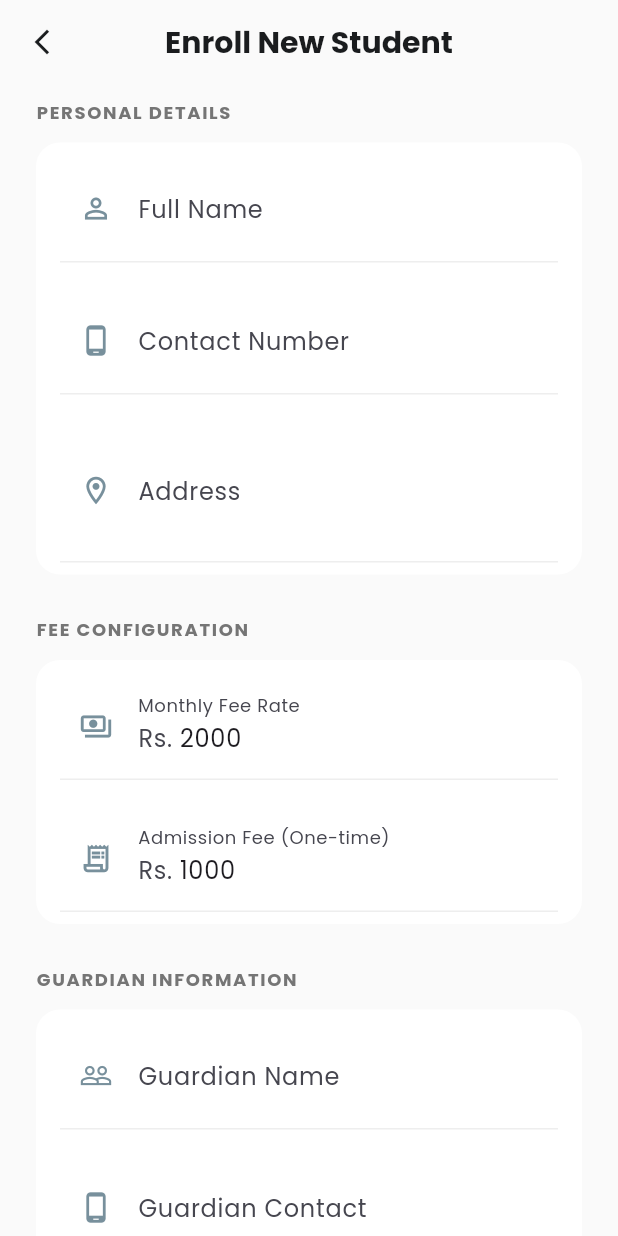
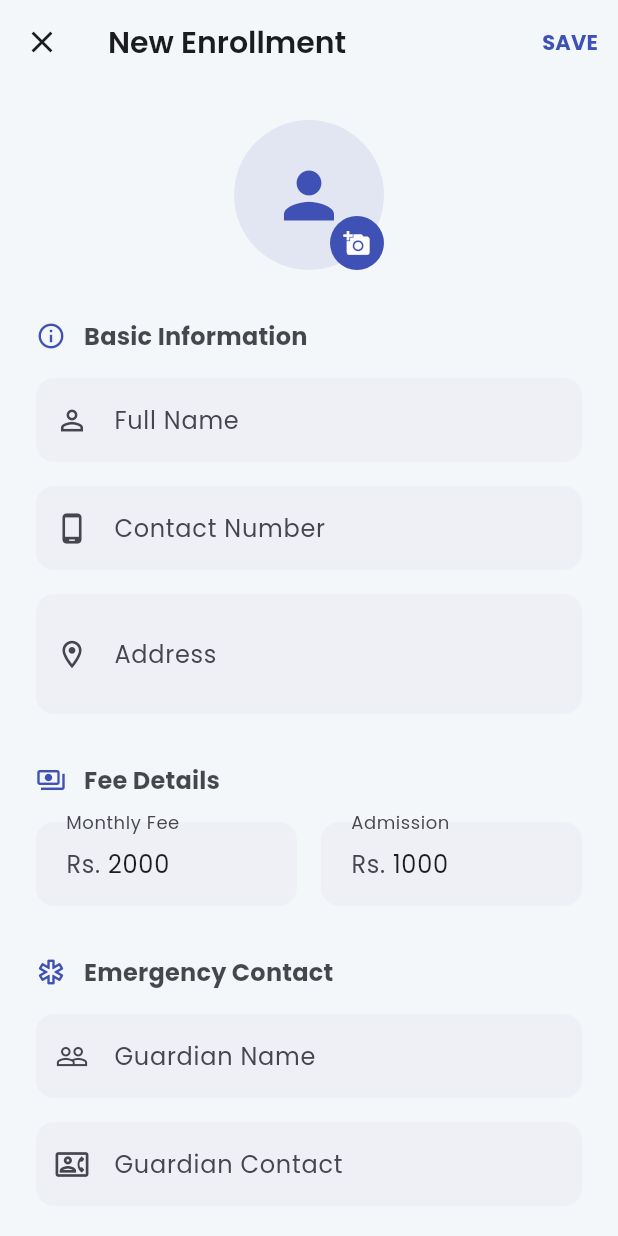
Before and after one commit to Sarmad24x/Mehr-Study-Point, a Flutter app: the AddStudentScreen screen opened directly, on a phone screen of 412 x 824 dp. Run offline on Flutter 3.47's test engine with Material 3 defaults, Android fonts, the phone set to English and light mode, and no system bars; our stand-ins replace cloud_firestore, csv, equatable, firebase_auth, firebase_core, fl_chart and 5 more; accounts and stored records are empty.

Commit message:
Update add_student_screen.dart

```diff
--- a/mehr_study_point/lib/screens/students/add_student_screen.dart
+++ b/mehr_study_point/lib/screens/students/add_student_screen.dart
@@ -71,7 +71,6 @@ class _AddStudentScreenState extends ConsumerState<AddStudentScreen> {
 
     setState(() => _isLoading = true);
 
-    // Store references to Navigator and ScaffoldMessenger before async gaps
     final navigator = Navigator.of(context);
     final scaffoldMessenger = ScaffoldMessenger.of(context);
 
@@ -100,10 +99,8 @@ class _AddStudentScreenState extends ConsumerState<AddStudentScreen> {
           oldValues: widget.student!.toMap(),
         );
       } else {
-        // First add the student (which also updates the seat)
         await ref.read(studentServiceProvider).addStudent(updatedStudent, currentUser);
 
-        // Use Future.wait to run fee additions in parallel for speed
         final admissionFeeAmount = double.tryParse(_admissionFeeController.text) ?? 1000.0;
         await Future.wait([
           ref.read(feeServiceProvider).addFee(FeeModel(
@@ -129,13 +126,16 @@ class _AddStudentScreenState extends ConsumerState<AddStudentScreen> {
 
       navigator.pop();
       scaffoldMessenger.showSnackBar(
-        SnackBar(content: Text(isEditing ? 'Student updated successfully' : 'Student enrolled successfully')),
+        SnackBar(
+          content: Text(isEditing ? 'Student updated successfully' : 'Student enrolled successfully'),
+          behavior: SnackBarBehavior.floating,
+        ),
       );
     } catch (e) {
       if (mounted) {
         setState(() => _isLoading = false);
         scaffoldMessenger.showSnackBar(
-          SnackBar(content: Text('Error: $e')),
+          SnackBar(content: Text('Error: $e'), behavior: SnackBarBehavior.floating),
         );
       }
     }
@@ -143,7 +143,6 @@ class _AddStudentScreenState extends ConsumerState<AddStudentScreen> {
 
   @override
   Widget build(BuildContext context) {
-    // Listen for changes in the seat provider to prevent state mismatch
     ref.listen<AsyncValue<List<SeatModel>>>(seatsStreamProvider, (_, next) {
       final seats = next.value ?? [];
       final availableSeatIds = seats.where((s) => s.status == SeatStatus.available).map((s) => s.id).toSet();
@@ -159,14 +158,11 @@ class _AddStudentScreenState extends ConsumerState<AddStudentScreen> {
     final isEditing = widget.student != null;
     final seatsAsync = ref.watch(seatsStreamProvider);
 
-    // Get and sort available seats
     final List<SeatModel> availableSeats = (seatsAsync.value ?? [])
         .where((s) => s.status == SeatStatus.available)
         .toList();
 
-    // Sort seats by seat number ascending
     availableSeats.sort((a, b) {
-      // Try parsing to int for proper numerical sorting (e.g., 2 comes before 10)
       final aNum = int.tryParse(a.seatNumber);
       final bNum = int.tryParse(b.seatNumber);
       if (aNum != null && bNum != null) {
@@ -175,105 +171,155 @@ class _AddStudentScreenState extends ConsumerState<AddStudentScreen> {
       return a.seatNumber.compareTo(b.seatNumber);
     });
 
+    final theme = Theme.of(context);
+    final colorScheme = theme.colorScheme;
+
     return Scaffold(
-      backgroundColor: Theme.of(context).brightness == Brightness.light ? Colors.grey[50] : null,
       appBar: AppBar(
         leading: IconButton(
-          icon: const Icon(Icons.arrow_back_ios_new, size: 20),
+          icon: const Icon(Icons.close),
           onPressed: () => Navigator.of(context).pop(),
         ),
-        title: Text(isEditing ? 'Edit Student' : 'Enroll New Student',
-          style: const TextStyle(fontWeight: FontWeight.bold)),
-        centerTitle: true,
-        elevation: 0,
-        backgroundColor: Colors.transparent,
+        title: Text(isEditing ? 'Edit Profile' : 'New Enrollment'),
+        actions: [
+          if (!_isLoading)
+            TextButton(
+              onPressed: _saveStudent,
+              child: Text(
+                'SAVE',
+                style: TextStyle(
+                  color: colorScheme.primary,
+                  fontWeight: FontWeight.bold,
+                ),
+              ),
+            ),
+        ],
       ),
       body: _isLoading
         ? const Center(child: CircularProgressIndicator())
         : SingleChildScrollView(
-            padding: const EdgeInsets.symmetric(horizontal: 20, vertical: 10),
+            padding: const EdgeInsets.all(24),
             child: Form(
               key: _formKey,
               child: Column(
-                crossAxisAlignment: CrossAxisAlignment.stretch,
+                crossAxisAlignment: CrossAxisAlignment.start,
                 children: [
-                  _buildSectionTitle('PERSONAL DETAILS'),
-                  _buildCard([
+                  Center(
+                    child: Stack(
+                      children: [
+                        CircleAvatar(
+                          radius: 50,
+                          backgroundColor: colorScheme.primary.withOpacity(0.1),
+                          child: Icon(Icons.person, size: 50, color: colorScheme.primary),
+                        ),
+                        if (!isEditing)
+                          Positioned(
+                            bottom: 0,
+                            right: 0,
+                            child: CircleAvatar(
+                              radius: 18,
+                              backgroundColor: colorScheme.primary,
+                              child: const Icon(Icons.add_a_photo, size: 18, color: Colors.white),
+                            ),
+                          ),
+                      ],
+                    ),
+                  ),
+                  const SizedBox(height: 32),
+
+                  _buildSectionTitle(context, 'Basic Information', Icons.info_outline),
                   _buildTextField(
+                    context: context,
                     controller: _nameController,
                     label: 'Full Name',
+                    hint: 'Enter student\'s full name',
                     icon: Icons.person_outline,
-                      validator: (v) => v?.isEmpty ?? true ? 'Required' : null,
+                    validator: (v) => v?.isEmpty ?? true ? 'Name is required' : null,
                   ),
+                  const SizedBox(height: 16),
                   _buildTextField(
+                    context: context,
                     controller: _contactController,
                     label: 'Contact Number',
+                    hint: '03xx xxxxxxx',
                     icon: Icons.phone_android_outlined,
                     keyboardType: TextInputType.phone,
-                      validator: (v) => v?.isEmpty ?? true ? 'Required' : null,
+                    validator: (v) => v?.isEmpty ?? true ? 'Contact is required' : null,
                   ),
+                  const SizedBox(height: 16),
                   _buildTextField(
+                    context: context,
                     controller: _addressController,
                     label: 'Address',
+                    hint: 'Current living address',
                     icon: Icons.location_on_outlined,
                     maxLines: 2,
-                      validator: (v) => v?.isEmpty ?? true ? 'Required' : null,
+                    validator: (v) => v?.isEmpty ?? true ? 'Address is required' : null,
                   ),
-                  ]),
 
-                  const SizedBox(height: 24),
-                  _buildSectionTitle('FEE CONFIGURATION'),
-                  _buildCard([
-                    _buildTextField(
+                  const SizedBox(height: 32),
+                  _buildSectionTitle(context, 'Fee Details', Icons.payments_outlined),
+                  Row(
+                    children: [
+                      Expanded(
+                        child: _buildTextField(
+                          context: context,
                           controller: _monthlyFeeController,
-                      label: 'Monthly Fee Rate',
-                      icon: Icons.payments_outlined,
+                          label: 'Monthly Fee',
                           prefixText: 'Rs. ',
                           keyboardType: TextInputType.number,
                           validator: (v) => v?.isEmpty ?? true ? 'Required' : null,
                         ),
-                    if (!isEditing)
-                      _buildTextField(
+                      ),
+                      if (!isEditing) ...[
+                        const SizedBox(width: 16),
+                        Expanded(
+                          child: _buildTextField(
+                            context: context,
                             controller: _admissionFeeController,
-                        label: 'Admission Fee (One-time)',
-                        icon: Icons.receipt_long_outlined,
+                            label: 'Admission',
                             prefixText: 'Rs. ',
                             keyboardType: TextInputType.number,
                           ),
-                  ]),
+                        ),
+                      ],
+                    ],
+                  ),
 
-                  const SizedBox(height: 24),
-                  _buildSectionTitle('GUARDIAN INFORMATION'),
-                  _buildCard([
+                  const SizedBox(height: 32),
+                  _buildSectionTitle(context, 'Emergency Contact', Icons.emergency_outlined),
                   _buildTextField(
+                    context: context,
                     controller: _guardianNameController,
                     label: 'Guardian Name',
+                    hint: 'Father / Guardian name',
                     icon: Icons.people_outline,
                   ),
+                  const SizedBox(height: 16),
                   _buildTextField(
+                    context: context,
                     controller: _guardianContactController,
                     label: 'Guardian Contact',
-                      icon: Icons.phone_android_outlined,
+                    hint: 'Emergency phone number',
+                    icon: Icons.contact_phone_outlined,
                     keyboardType: TextInputType.phone,
                   ),
-                  ]),
 
-                  const SizedBox(height: 24),
-                  _buildSectionTitle('SEAT ASSIGNMENT'),
+                  const SizedBox(height: 32),
+                  _buildSectionTitle(context, 'Seat Assignment', Icons.event_seat_outlined),
                   if (!isEditing)
-                    _buildCard([
-                      Padding(
-                        padding: const EdgeInsets.all(16.0),
-                        child: DropdownButtonFormField<SeatModel>(
+                    DropdownButtonFormField<SeatModel>(
                       decoration: InputDecoration(
-                            labelText: 'Select an available seat',
-                            prefixIcon: const Icon(Icons.event_seat_outlined, color: Colors.blue),
-                            border: OutlineInputBorder(borderRadius: BorderRadius.circular(12)),
-                            enabledBorder: OutlineInputBorder(
+                        filled: true,
+                        fillColor: colorScheme.surfaceVariant.withOpacity(0.3),
+                        border: OutlineInputBorder(
                           borderRadius: BorderRadius.circular(12),
-                              borderSide: BorderSide(color: Colors.grey.shade300),
+                          borderSide: BorderSide.none,
                         ),
+                        contentPadding: const EdgeInsets.symmetric(horizontal: 16, vertical: 16),
+                        prefixIcon: const Icon(Icons.chair_alt_outlined),
                       ),
+                      hint: const Text('Choose a seat'),
                       value: _selectedSeat,
                       items: availableSeats.map((seat) {
                         return DropdownMenuItem(
@@ -282,40 +328,56 @@ class _AddStudentScreenState extends ConsumerState<AddStudentScreen> {
                         );
                       }).toList(),
                       onChanged: (value) => setState(() => _selectedSeat = value),
-                          validator: (value) => value == null ? 'Required' : null,
+                      validator: (value) => value == null ? 'Please select a seat' : null,
+                    )
+                  else
+                    Container(
+                      padding: const EdgeInsets.all(16),
+                      decoration: BoxDecoration(
+                        color: colorScheme.primaryContainer.withOpacity(0.3),
+                        borderRadius: BorderRadius.circular(12),
+                        border: Border.all(color: colorScheme.primary.withOpacity(0.2)),
+                      ),
+                      child: Row(
+                        children: [
+                          Icon(Icons.event_seat, color: colorScheme.primary),
+                          const SizedBox(width: 16),
+                          Column(
+                            crossAxisAlignment: CrossAxisAlignment.start,
+                            children: [
+                              Text(
+                                'Currently Assigned',
+                                style: theme.textTheme.labelSmall?.copyWith(color: colorScheme.primary),
+                              ),
+                              Text(
+                                'Seat Number: ${widget.student?.assignedSeatNumber ?? 'None'}',
+                                style: theme.textTheme.titleMedium?.copyWith(fontWeight: FontWeight.bold),
+                              ),
+                            ],
+                          ),
+                        ],
                       ),
                     ),
-                    ])
-                  else
-                    _buildCard([
-                      ListTile(
-                        leading: Container(
-                          padding: const EdgeInsets.all(8),
-                          decoration: BoxDecoration(color: Colors.blue.shade50, borderRadius: BorderRadius.circular(8)),
-                          child: const Icon(Icons.event_seat, color: Colors.blue),
-                        ),
-                        title: const Text('Currently Occupying', style: TextStyle(fontWeight: FontWeight.w600)),
-                        subtitle: Text('Seat Number: ${widget.student?.assignedSeatNumber ?? 'None'}'),
-                      ),
-                    ]),
 
-                  const SizedBox(height: 40),
+                  const SizedBox(height: 48),
                   SizedBox(
+                    width: double.infinity,
                     height: 56,
                     child: ElevatedButton(
                       onPressed: _isLoading ? null : _saveStudent,
                       style: ElevatedButton.styleFrom(
-                        backgroundColor: Colors.blue.shade700,
-                        shape: RoundedRectangleBorder(borderRadius: BorderRadius.circular(12)),
+                        backgroundColor: colorScheme.primary,
+                        foregroundColor: colorScheme.onPrimary,
                         elevation: 0,
+                        shape: RoundedRectangleBorder(borderRadius: BorderRadius.circular(16)),
                       ),
                       child: Text(
-                        isEditing ? 'UPDATE STUDENT DETAILS' : 'ENROLL NEW STUDENT',
-                        style: const TextStyle(fontWeight: FontWeight.bold, letterSpacing: 1.1, color: Colors.white),
+                        isEditing ? 'UPDATE PROFILE' : 'ENROLL STUDENT',
+                        style: const TextStyle(fontWeight: FontWeight.bold, fontSize: 16),
                       ),
                     ),
                   ),
-                  const SizedBox(height: 40),
+                  const SizedBox(height: 24),
                 ],
               ),
             ),
@@ -323,49 +385,68 @@ class _AddStudentScreenState extends ConsumerState<AddStudentScreen> {
     );
   }
 
-  Widget _buildSectionTitle(String title) {
+  Widget _buildSectionTitle(BuildContext context, String title, IconData icon) {
+    final colorScheme = Theme.of(context).colorScheme;
     return Padding(
-      padding: const EdgeInsets.only(left: 4, bottom: 8),
-      child: Text(
+      padding: const EdgeInsets.only(bottom: 16),
+      child: Row(
+        children: [
+          Icon(icon, size: 20, color: colorScheme.primary),
+          const SizedBox(width: 12),
+          Text(
             title,
-        style: TextStyle(fontSize: 12, fontWeight: FontWeight.bold, color: Colors.grey.shade600, letterSpacing: 1.1),
+            style: Theme.of(context).textTheme.titleMedium?.copyWith(
+              fontWeight: FontWeight.bold,
+              color: colorScheme.onSurface.withOpacity(0.8),
+            ),
+          ),
+        ],
       ),
     );
   }
 
-  Widget _buildCard(List<Widget> children) {
-    return Card(
-      elevation: 0,
-      shape: RoundedRectangleBorder(borderRadius: BorderRadius.circular(16)),
-      child: Column(children: children),
-    );
-  }
-
   Widget _buildTextField({
+    required BuildContext context,
     required TextEditingController controller,
     required String label,
-    required IconData icon,
+    String? hint,
+    IconData? icon,
     TextInputType? keyboardType,
     String? prefixText,
     int maxLines = 1,
     String? Function(String?)? validator,
   }) {
-    return Padding(
-      padding: const EdgeInsets.symmetric(horizontal: 16, vertical: 8),
-      child: TextFormField(
+    final colorScheme = Theme.of(context).colorScheme;
+
+    return TextFormField(
       controller: controller,
       keyboardType: keyboardType,
       maxLines: maxLines,
       validator: validator,
       decoration: InputDecoration(
         labelText: label,
-          prefixIcon: Icon(icon, color: Colors.blueGrey.shade400, size: 22),
+        hintText: hint,
+        prefixIcon: icon != null ? Icon(icon, size: 22) : null,
         prefixText: prefixText,
-          border: UnderlineInputBorder(borderSide: BorderSide(color: Colors.grey.shade200)),
-          enabledBorder: UnderlineInputBorder(borderSide: BorderSide(color: Colors.grey.shade200)),
-          focusedBorder: UnderlineInputBorder(borderSide: BorderSide(color: Colors.blue.shade700)),
-          contentPadding: const EdgeInsets.symmetric(vertical: 16),
+        filled: true,
+        fillColor: colorScheme.surfaceVariant.withOpacity(0.3),
+        border: OutlineInputBorder(
+          borderRadius: BorderRadius.circular(12),
+          borderSide: BorderSide.none,
         ),
+        enabledBorder: OutlineInputBorder(
+          borderRadius: BorderRadius.circular(12),
+          borderSide: BorderSide.none,
+        ),
+        focusedBorder: OutlineInputBorder(
+          borderRadius: BorderRadius.circular(12),
+          borderSide: BorderSide(color: colorScheme.primary, width: 1.5),
+        ),
+        errorBorder: OutlineInputBorder(
+          borderRadius: BorderRadius.circular(12),
+          borderSide: BorderSide(color: colorScheme.error, width: 1),
+        ),
+        contentPadding: const EdgeInsets.symmetric(horizontal: 16, vertical: 16),
       ),
     );
   }
```
Lines whose indentation alone changed are shown as unchanged.
